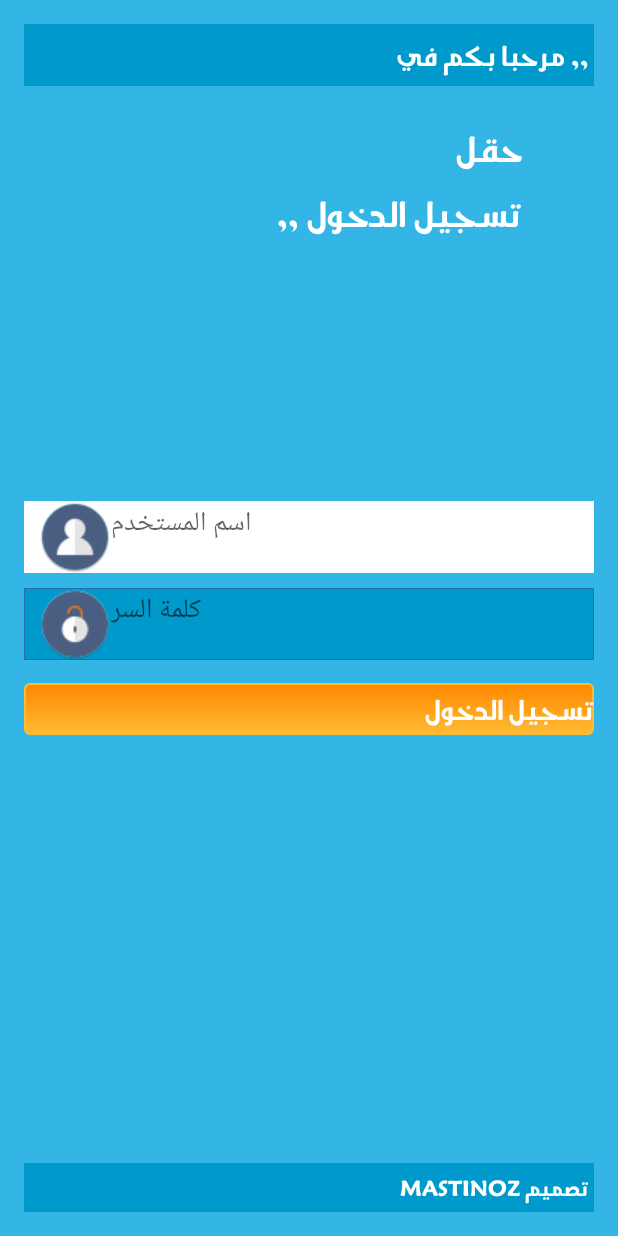
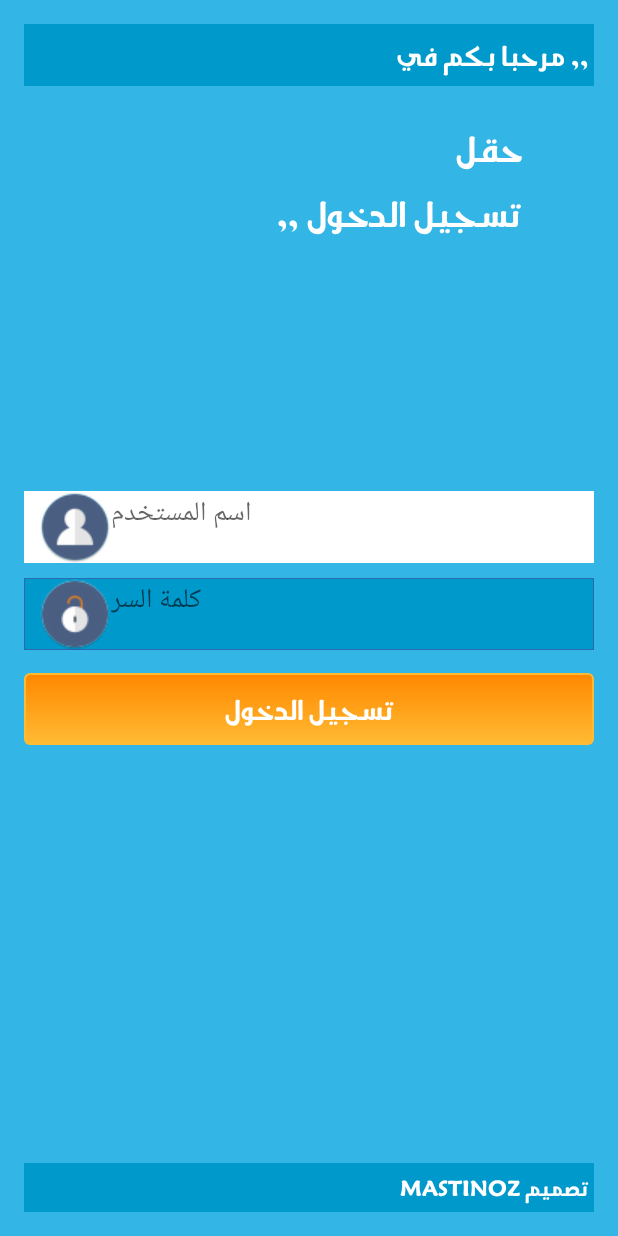
Before and after one commit to MyLhassane/LoginFormB, an Android app: the screen it shows after launch (LoginActivity), on a phone screen of 412 x 824 dp. Run offline under Robolectric (Android 15) with nearby library versions, the phone set to English and light mode, and no system bars.

```diff
--- a/app/src/main/res/layout-v17/activity_login.xml
+++ /dev/null
@@ -1,109 +0,0 @@
-<?xml version="1.0" encoding="utf-8"?>
-<RelativeLayout xmlns:android="http://schemas.android.com/apk/res/android"
-    xmlns:tools="http://schemas.android.com/tools"
-    xmlns:widget="http://schemas.android.com/apk/res-auto"
-    android:layout_width="match_parent"
-    android:layout_height="match_parent"
-    android:background="@android:color/holo_blue_light"
-    android:paddingBottom="@dimen/activity_vertical_margin"
-    android:paddingLeft="@dimen/activity_horizontal_margin"
-    android:paddingRight="@dimen/activity_horizontal_margin"
-    android:paddingTop="@dimen/activity_vertical_margin"
-    tools:context="hassan_mastinoz.loginformb.LoginActivity">
-
-    <hassan_mastinoz.loginformb.widget.CustomeTextView
-        android:id="@+id/welcomeView"
-        android:layout_width="match_parent"
-        android:layout_height="wrap_content"
-        android:background="@android:color/holo_blue_dark"
-        android:padding="5px"
-        android:text="@string/welcome_string"
-        android:textColor="@android:color/primary_text_dark_nodisable"
-        android:textSize="20sp"
-        android:textStyle="bold"
-        widget:armalite_rifle="AraJozoor-Regular.ttf"/>
-
-    <LinearLayout
-        android:layout_width="match_parent"
-        android:layout_height="wrap_content"
-        android:layout_below="@id/welcomeView"
-        android:layout_marginTop="20dp"
-        android:gravity="center"
-        android:weightSum="4">
-
-        <hassan_mastinoz.loginformb.widget.CustomeTextView
-            android:layout_width="0dp"
-            android:layout_height="wrap_content"
-            android:layout_weight="3"
-            android:text="@string/signing_string"
-            android:textColor="@android:color/primary_text_dark_nodisable"
-            android:textSize="25sp"
-            android:textStyle="bold"
-            widget:armalite_rifle="AraJozoor-Regular.ttf"/>
-
-    </LinearLayout>
-
-    <LinearLayout
-        android:layout_width="match_parent"
-        android:layout_height="wrap_content"
-        android:layout_centerVertical="true"
-        android:gravity="center"
-        android:weightSum="4">
-
-        <LinearLayout
-            android:layout_width="0dp"
-            android:layout_height="wrap_content"
-            android:layout_weight="4"
-            android:orientation="vertical">
-
-            <EditText
-                android:id="@+id/usernameET"
-                android:layout_width="match_parent"
-                android:layout_height="48dp"
-                android:background="@drawable/ed_bg"
-                android:hint="@string/username_hint_string"
-                android:inputType="textPersonName"
-                android:textColor="@android:color/primary_text_dark_nodisable" />
-
-            <EditText
-                android:id="@+id/passwordET"
-                android:layout_width="match_parent"
-                android:layout_height="48dp"
-                android:layout_marginTop="10dp"
-                android:background="@drawable/ed_bg"
-                android:hint="@string/password_hint_string"
-                android:inputType="textPassword"
-                android:textColor="@android:color/primary_text_dark_nodisable" />
-
-
-            <hassan_mastinoz.loginformb.widget.CustomeButton
-                android:id="@+id/signingBtn"
-                android:layout_width="match_parent"
-                android:layout_height="wrap_content"
-                android:layout_marginTop="15dp"
-                android:background="@drawable/btn_bg"
-                android:text="@string/signing_btn_string"
-                android:textColor="@android:color/primary_text_dark_nodisable"
-                android:textSize="20dp"
-                android:textStyle="bold"
-                widget:armalite_rifle="AraJozoor-Regular.ttf"/>
-
-        </LinearLayout>
-
-    </LinearLayout>
-
-    <hassan_mastinoz.loginformb.widget.CustomeTextView
-        android:layout_width="match_parent"
-        android:layout_height="wrap_content"
-        android:layout_alignParentBottom="true"
-        android:layout_alignParentLeft="true"
-        android:layout_alignParentStart="true"
-        android:background="@android:color/holo_blue_dark"
-        android:padding="5px"
-        android:text="@string/des_by_string"
-        android:textColor="@android:color/primary_text_dark_nodisable"
-        android:textSize="15sp"
-        android:textStyle="bold"
-        widget:armalite_rifle="AraJozoor-Regular.ttf"/>
-
-</RelativeLayout>
--- a/app/src/main/res/layout/activity_login.xml
+++ b/app/src/main/res/layout/activity_login.xml
@@ -78,13 +78,14 @@
             <hassan_mastinoz.loginformb.widget.CustomeButton
                 android:id="@+id/signingBtn"
                 android:layout_width="match_parent"
-                android:layout_height="wrap_content"
+                android:layout_height="48dp"
                 android:layout_marginTop="15dp"
                 android:background="@drawable/btn_bg"
                 android:text="@string/signing_btn_string"
                 android:textColor="@android:color/primary_text_dark_nodisable"
                 android:textSize="20dp"
                 android:textStyle="bold"
+                android:gravity="center"
                 widget:armalite_rifle="AraJozoor-Regular.ttf"/>
 
         </LinearLayout>
```
